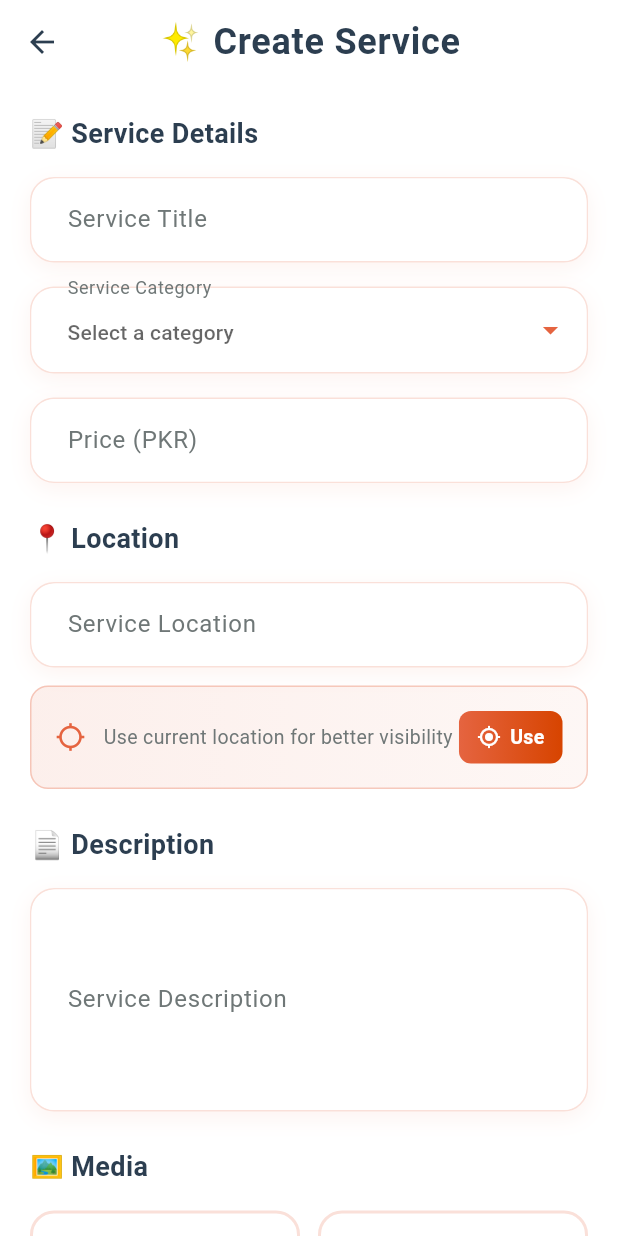
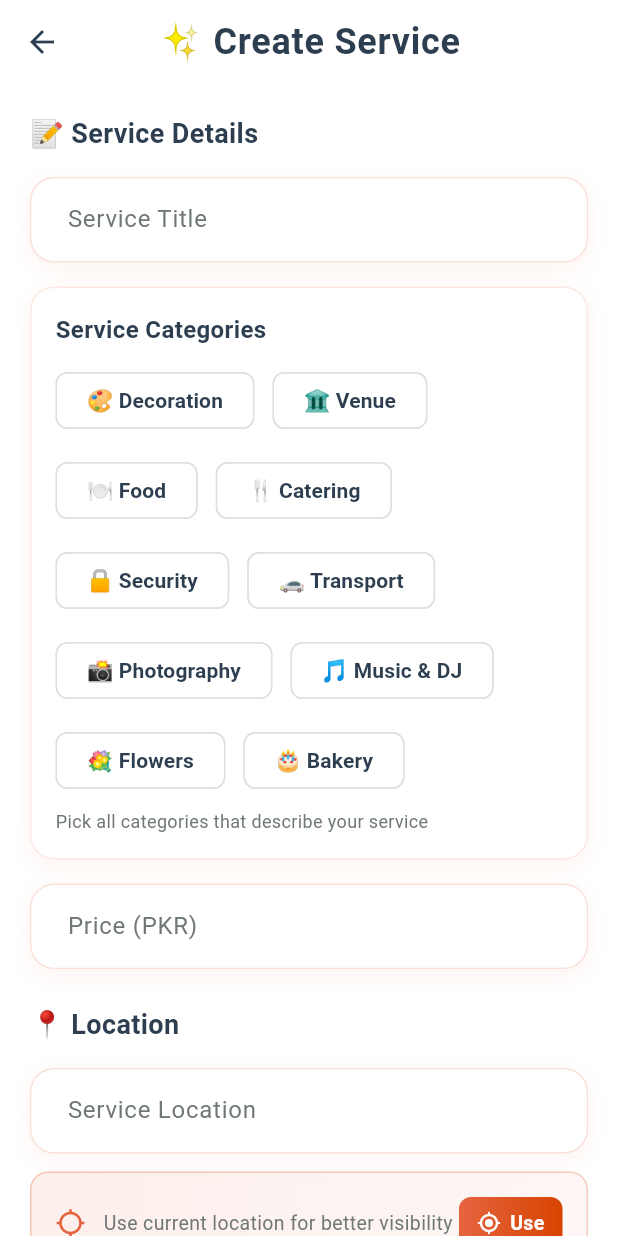
Before and after one commit to Zeon098/Eventaura-flutter-app, a Flutter app: the ServiceFormView screen opened by its route, on a phone screen of 412 x 824 dp. Run offline on Flutter 3.47's test engine with Material 3 defaults, Android fonts, the phone set to English and light mode, and no system bars; our stand-ins replace cached_network_image, cloud_firestore, equatable, firebase_auth, firebase_core, firebase_messaging and 8 more; missing offline and left inert: algolia, cloudinary_public; accounts and stored records are empty.

Commit message:
feat: Refactor service model to support multiple categories and update related components

```diff
--- a/lib/data/models/service_model.dart
+++ b/lib/data/models/service_model.dart
@@ -4,7 +4,7 @@ class ServiceModel extends Equatable {
   final String id;
   final String providerId;
   final String title;
-  final String category;
+  final List<String> categories;
   final double price;
   final String description;
   final String location;
@@ -18,7 +18,7 @@ class ServiceModel extends Equatable {
     required this.id,
     required this.providerId,
     required this.title,
-    required this.category,
+    required this.categories,
     required this.price,
     required this.description,
     required this.location,
@@ -29,9 +29,12 @@ class ServiceModel extends Equatable {
     this.rating = 0,
   });
 
+  String get primaryCategory => categories.isNotEmpty ? categories.first : '';
+  String get category => primaryCategory; // Backward compatibility
+
   ServiceModel copyWith({
     String? title,
-    String? category,
+    List<String>? categories,
     double? price,
     String? description,
     String? location,
@@ -45,7 +48,7 @@ class ServiceModel extends Equatable {
       id: id,
       providerId: providerId,
       title: title ?? this.title,
-      category: category ?? this.category,
+      categories: categories ?? this.categories,
       price: price ?? this.price,
       description: description ?? this.description,
       location: location ?? this.location,
@@ -61,7 +64,8 @@ class ServiceModel extends Equatable {
     return {
       'providerId': providerId,
       'title': title,
-      'category': category,
+      'categories': categories,
+      'category': primaryCategory, // keep legacy field
       'price': price,
       'description': description,
       'location': location,
@@ -74,11 +78,18 @@ class ServiceModel extends Equatable {
   }
 
   factory ServiceModel.fromMap(String id, Map<String, dynamic> map) {
+    final mappedCategories = map['categories'];
+    final categoryList = mappedCategories is Iterable
+        ? List<String>.from(mappedCategories)
+        : map['category'] != null
+        ? [map['category'].toString()]
+        : <String>[];
+
     return ServiceModel(
       id: id,
       providerId: map['providerId'],
       title: map['title'],
-      category: map['category'],
+      categories: categoryList,
       price: (map['price'] as num?)?.toDouble() ?? 0,
       description: map['description'],
       location: map['location'],
@@ -95,7 +106,7 @@ class ServiceModel extends Equatable {
     id,
     providerId,
     title,
-    category,
+    categories,
     price,
     description,
     location,
--- a/lib/data/repositories/service_repository.dart
+++ b/lib/data/repositories/service_repository.dart
@@ -23,7 +23,7 @@ class ServiceRepository {
   Future<ServiceModel> createService({
     required String providerId,
     required String title,
-    required String category,
+    required List<String> categories,
     required double price,
     required String description,
     required String location,
@@ -47,7 +47,7 @@ class ServiceRepository {
       id: id,
       providerId: providerId,
       title: title,
-      category: category,
+      categories: categories,
       price: price,
       description: description,
       location: location,
@@ -185,7 +185,8 @@ class ServiceRepository {
       'providerId': service.providerId,
       'title': service.title,
       'description': service.description,
-      'category': service.category,
+      'categories': service.categories,
+      'category': service.primaryCategory,
       'price': service.price,
       'rating': service.rating,
       'location': service.location,
@@ -203,11 +204,16 @@ class ServiceRepository {
 
   ServiceModel _fromHit(Map<String, dynamic> hit) {
     final geo = hit['_geoloc'];
+    final categories = hit['categories'];
     return ServiceModel(
       id: hit['objectID'] ?? '',
       providerId: hit['providerId'] ?? '',
       title: hit['title'] ?? '',
-      category: hit['category'] ?? '',
+      categories: categories is Iterable
+          ? List<String>.from(categories)
+          : hit['category'] != null
+          ? [hit['category']]
+          : <String>[],
       price: (hit['price'] as num?)?.toDouble() ?? 0,
       description: hit['description'] ?? '',
       location: hit['location'] ?? '',
--- a/lib/modules/home/views/home_view.dart
+++ b/lib/modules/home/views/home_view.dart
@@ -29,6 +29,7 @@ class HomeView extends StatelessWidget {
               userStore: userStore,
             ),
           );
+    // homeController.onInit();
 
     return Scaffold(
       backgroundColor: AppTheme.backgroundColor,
--- a/lib/modules/services/components/form/category_dropdown.dart
+++ b/lib/modules/services/components/form/category_dropdown.dart
@@ -1,28 +1,29 @@
 import 'package:flutter/material.dart';
+import 'package:get/get.dart';
 import '../../../../core/theme/app_theme.dart';
 
-class CategoryDropdown extends StatelessWidget {
-  final String? selectedCategory;
+class CategoryMultiSelect extends GetView {
+  final Set<String> selectedCategories;
   final List<Map<String, dynamic>> categories;
-  final Function(String?) onChanged;
+  final ValueChanged<String> onToggle;
+  final String title;
 
-  const CategoryDropdown({
+  const CategoryMultiSelect({
     super.key,
-    required this.selectedCategory,
+    required this.selectedCategories,
     required this.categories,
-    required this.onChanged,
+    required this.onToggle,
+    this.title = 'Service Categories',
   });
 
   @override
   Widget build(BuildContext context) {
     return Container(
+      padding: const EdgeInsets.all(16),
       decoration: BoxDecoration(
-        border: Border.all(
-          color: AppTheme.primaryColor.withOpacity(0.2),
-          width: 1,
-        ),
         color: Colors.white,
         borderRadius: BorderRadius.circular(16),
+        border: Border.all(color: AppTheme.primaryColor.withOpacity(0.15)),
         boxShadow: [
           BoxShadow(
             color: AppTheme.primaryColor.withOpacity(0.08),
@@ -31,60 +32,68 @@ class CategoryDropdown extends StatelessWidget {
           ),
         ],
       ),
-      child: DropdownButtonFormField<String>(
-        value: selectedCategory,
-        decoration: InputDecoration(
-          labelText: 'Service Category',
-          hintText: 'Select a category',
-          labelStyle: TextStyle(color: AppTheme.textSecondaryColor),
-          hintStyle: TextStyle(
-            color: AppTheme.textSecondaryColor.withOpacity(0.5),
-          ),
-          border: OutlineInputBorder(
-            borderRadius: BorderRadius.circular(16),
-            borderSide: BorderSide.none,
-          ),
-          enabledBorder: OutlineInputBorder(
-            borderRadius: BorderRadius.circular(16),
-            borderSide: BorderSide.none,
-          ),
-          focusedBorder: OutlineInputBorder(
-            borderRadius: BorderRadius.circular(16),
-            borderSide: BorderSide(color: AppTheme.primaryColor, width: 2),
-          ),
-          filled: true,
-          fillColor: Colors.white,
-          contentPadding: const EdgeInsets.symmetric(
-            horizontal: 20,
-            vertical: 16,
-          ),
-        ),
-        dropdownColor: Colors.white,
-        icon: Icon(Icons.arrow_drop_down, color: AppTheme.primaryColor),
-        items: categories.map((category) {
-          return DropdownMenuItem<String>(
-            value: category['value'],
-            child: Row(
+      child: Column(
+        crossAxisAlignment: CrossAxisAlignment.start,
         children: [
-                const SizedBox(width: 12),
+          Row(
+            children: [
               Text(
-                  category['label'],
+                title,
                 style: TextStyle(
+                  fontSize: 16,
+                  fontWeight: FontWeight.bold,
                   color: AppTheme.textPrimaryColor,
-                    fontSize: 15,
                 ),
               ),
             ],
           ),
+          const SizedBox(height: 12),
+          Wrap(
+            spacing: 12,
+            runSpacing: 12,
+            children: categories.map((category) {
+              final value = category['value'] as String;
+              final label = category['label'] as String;
+
+              final selected = selectedCategories.contains(value);
+              return FilterChip(
+                selected: selected,
+                label: Row(
+                  mainAxisSize: MainAxisSize.min,
+                  children: [
+                    Text(
+                      label,
+                      style: TextStyle(
+                        color: selected
+                            ? Colors.white
+                            : AppTheme.textPrimaryColor,
+                        fontWeight: FontWeight.w600,
+                      ),
+                    ),
+                  ],
+                ),
+                padding: const EdgeInsets.symmetric(
+                  horizontal: 12,
+                  vertical: 8,
+                ),
+                selectedColor: AppTheme.primaryColor,
+                backgroundColor: AppTheme.surfaceColor,
+                checkmarkColor: Colors.white,
+                side: BorderSide(
+                  color: selected
+                      ? AppTheme.primaryColor
+                      : AppTheme.dividerColor,
+                ),
+                onSelected: (_) => onToggle(value),
               );
             }).toList(),
-        onChanged: onChanged,
-        validator: (value) {
-          if (value == null || value.isEmpty) {
-            return 'Please select a category';
-          }
-          return null;
-        },
+          ),
+          const SizedBox(height: 8),
+          Text(
+            'Pick all categories that describe your service',
+            style: TextStyle(fontSize: 12, color: AppTheme.textSecondaryColor),
+          ),
+        ],
       ),
     );
   }
--- a/lib/modules/services/components/form/publish_button.dart
+++ b/lib/modules/services/components/form/publish_button.dart
@@ -1,6 +1,7 @@
 import 'package:flutter/material.dart';
 import 'package:get/get.dart';
 import '../../../../core/theme/app_theme.dart';
+import '../../../../core/utils/snackbar_utils.dart';
 import '../../../home/controllers/shell_controller.dart';
 import '../../../../data/models/service_model.dart';
 import '../../controllers/service_controller.dart';
@@ -13,7 +14,7 @@ class PublishButton extends StatelessWidget {
   final TextEditingController priceController;
   final TextEditingController descriptionController;
   final TextEditingController locationController;
-  final String? selectedCategory;
+  final List<String> selectedCategories;
 
   const PublishButton({
     super.key,
@@ -24,7 +25,7 @@ class PublishButton extends StatelessWidget {
     required this.priceController,
     required this.descriptionController,
     required this.locationController,
-    required this.selectedCategory,
+    required this.selectedCategories,
   });
 
   @override
@@ -60,11 +61,19 @@ class PublishButton extends StatelessWidget {
                       final price =
                           double.tryParse(priceController.text.trim()) ?? 0;
 
+                      if (selectedCategories.isEmpty) {
+                        SnackbarUtils.error(
+                          'Category required',
+                          'Select at least one category',
+                        );
+                        return;
+                      }
+
                       if (isEditMode && editingService != null) {
                         // Update existing service
                         final updatedService = editingService!.copyWith(
                           title: titleController.text.trim(),
-                          category: selectedCategory ?? '',
+                          categories: selectedCategories,
                           price: price,
                           description: descriptionController.text.trim(),
                           location: locationController.text.trim(),
@@ -77,7 +86,7 @@ class PublishButton extends StatelessWidget {
                         controller.createService(
                           providerId: shell.user.value?.id ?? '',
                           title: titleController.text.trim(),
-                          category: selectedCategory ?? '',
+                          categories: selectedCategories,
                           price: price,
                           description: descriptionController.text.trim(),
                           location: locationController.text.trim(),
--- a/lib/modules/services/controllers/algolia_search_controller.dart
+++ b/lib/modules/services/controllers/algolia_search_controller.dart
@@ -97,7 +97,7 @@ class AlgoliaSearchController extends GetxController {
     if (minPrice != null) filters.add('price >= $minPrice');
     if (maxPrice != null) filters.add('price <= $maxPrice');
     if (category != null && category.isNotEmpty) {
-      filters.add('category:"$category"');
+      filters.add('(categories:"$category" OR category:"$category")');
     }
     if (filters.isNotEmpty) {
       query = query.setFilters(filters.join(' AND '));
@@ -107,11 +107,16 @@ class AlgoliaSearchController extends GetxController {
 
   ServiceModel _fromHit(Map<String, dynamic> hit) {
     final geo = hit['_geoloc'];
+    final categories = hit['categories'];
     return ServiceModel(
       id: hit['objectID'] ?? '',
       providerId: hit['providerId'] ?? '',
       title: hit['title'] ?? '',
-      category: hit['category'] ?? '',
+      categories: categories is Iterable
+          ? List<String>.from(categories)
+          : hit['category'] != null
+          ? [hit['category']]
+          : <String>[],
       price: (hit['price'] as num?)?.toDouble() ?? 0,
       description: hit['description'] ?? '',
       location: hit['location'] ?? '',
--- a/lib/modules/services/controllers/service_controller.dart
+++ b/lib/modules/services/controllers/service_controller.dart
@@ -80,10 +80,10 @@ class ServiceController extends GetxController {
   Future<void> createService({
     required String providerId,
     required String title,
-    required String category,
+    required List<String> categories,
     required double price,
     required String description,
-    required String location, // Removed duplicate parameter
+    required String location,
     double? latitude,
     double? longitude,
   }) async {
@@ -91,12 +91,16 @@ class ServiceController extends GetxController {
       SnackbarUtils.error('Missing cover', 'Upload a cover image');
       return;
     }
+    if (categories.isEmpty) {
+      SnackbarUtils.error('Category required', 'Select at least one category');
+      return;
+    }
     try {
       isLoading.value = true;
       await serviceRepository.createService(
         providerId: providerId,
         title: title,
-        category: category,
+        categories: categories,
         price: price,
         description: description,
         location: location,
--- a/lib/modules/services/views/service_explore_view.dart
+++ b/lib/modules/services/views/service_explore_view.dart
@@ -129,7 +129,11 @@ class _ServiceExploreViewState extends State<ServiceExploreView> {
                   Obx(() {
                     final categories = {
                       'All',
-                      ...serviceController.services.map((s) => s.category),
+                      ...serviceController.services.expand(
+                        (s) => s.categories.isNotEmpty
+                            ? s.categories
+                            : [s.category],
+                      ),
                     }.toList();
                     return CategoryChips(
                       categories: categories,
@@ -164,16 +168,13 @@ class _ServiceExploreViewState extends State<ServiceExploreView> {
               }
 
               return SliverList(
-                delegate: SliverChildBuilderDelegate(
-                  (context, index) {
-                    final service = items[index];
-                    return Padding(
-                      padding: const EdgeInsets.only(bottom: 16),
-                      child: ServiceCard(service: service),
-                    );
-                  },
-                  childCount: items.length,
-                ),
+                delegate: SliverChildBuilderDelegate((context, index) {
+                  final service = items[index];
+                  return Padding(
+                    padding: const EdgeInsets.only(bottom: 16),
+                    child: ServiceCard(service: service),
+                  );
+                }, childCount: items.length),
               );
             }),
           ),
--- a/lib/modules/services/views/service_form_view.dart
+++ b/lib/modules/services/views/service_form_view.dart
@@ -25,7 +25,7 @@ class _ServiceFormViewState extends State<ServiceFormView> {
   final _price = TextEditingController();
   final _description = TextEditingController();
   final _location = TextEditingController();
-  String? _selectedCategory;
+  final Set<String> _selectedCategories = {};
   ServiceModel? _editingService;
   bool _isEditMode = false;
 
@@ -75,7 +75,13 @@ class _ServiceFormViewState extends State<ServiceFormView> {
       _price.text = _editingService!.price.toString();
       _description.text = _editingService!.description;
       _location.text = _editingService!.location;
-      _selectedCategory = _editingService!.category;
+      _selectedCategories
+        ..clear()
+        ..addAll(
+          _editingService!.categories.isNotEmpty
+              ? _editingService!.categories
+              : [_editingService!.category],
+        );
     }
   }
 
@@ -122,12 +128,16 @@ class _ServiceFormViewState extends State<ServiceFormView> {
                 validator: Validators.notEmpty,
               ),
               const SizedBox(height: 16),
-              CategoryDropdown(
-                selectedCategory: _selectedCategory,
+              CategoryMultiSelect(
+                selectedCategories: _selectedCategories,
                 categories: _categories,
-                onChanged: (value) {
+                onToggle: (value) {
                   setState(() {
-                    _selectedCategory = value;
+                    if (_selectedCategories.contains(value)) {
+                      _selectedCategories.remove(value);
+                    } else {
+                      _selectedCategories.add(value);
+                    }
                   });
                 },
               ),
@@ -177,7 +187,7 @@ class _ServiceFormViewState extends State<ServiceFormView> {
                 priceController: _price,
                 descriptionController: _description,
                 locationController: _location,
-                selectedCategory: _selectedCategory,
+                selectedCategories: _selectedCategories.toList(),
               ),
               const SizedBox(height: 20),
             ],
```
Also changed, not shown: lib/data/repositories/chat_repository.dart (+25 -6 lines), lib/modules/home/components/service_card_home.dart (+1 -11 lines), lib/modules/services/components/category_rating_row.dart (+22 -4 lines), lib/modules/services/components/explore/service_card.dart (+1 -11 lines). Lines whose indentation alone changed are shown as unchanged.
